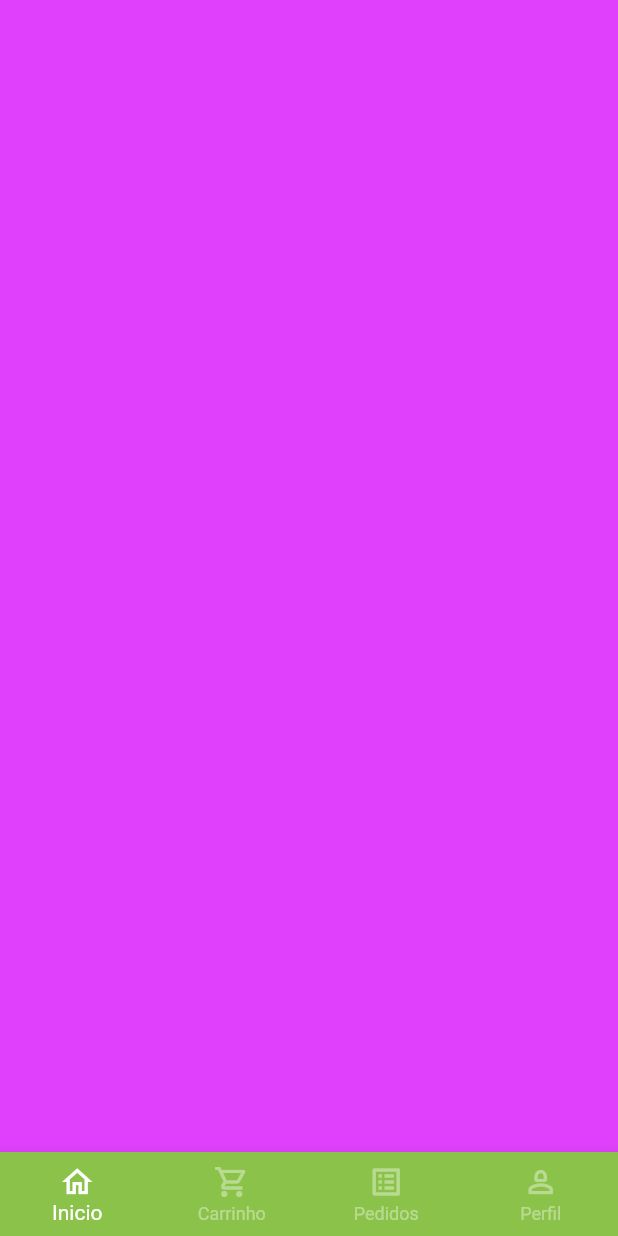
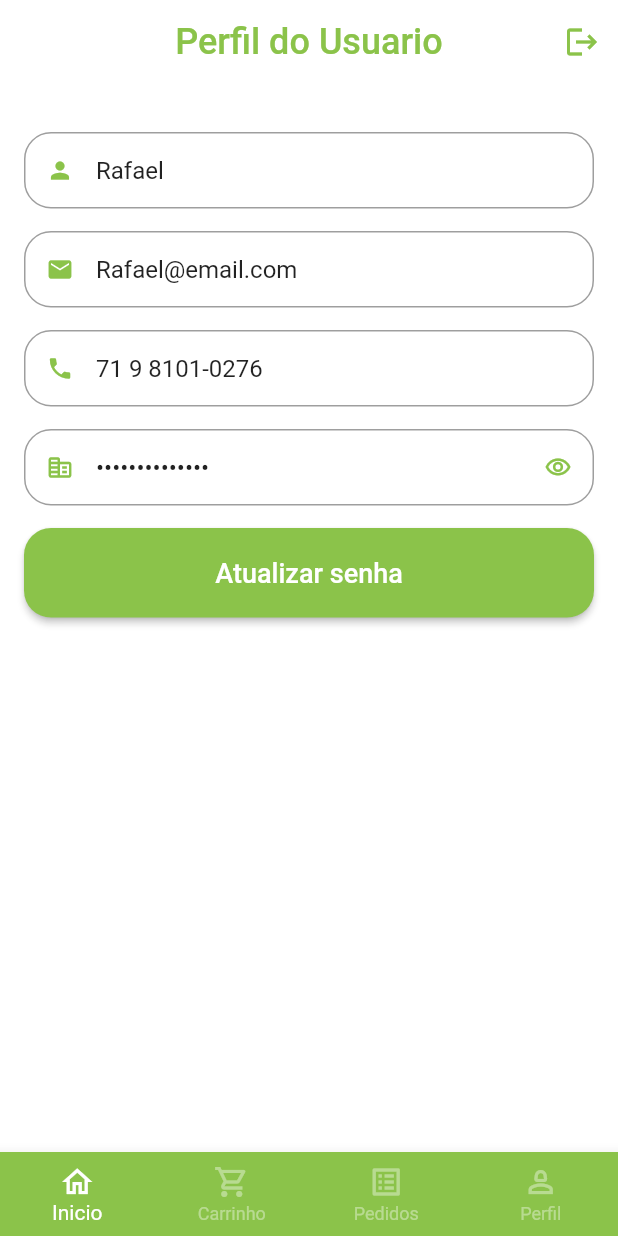
Before and after one commit to Raf-Alcides/greengrocer_mobile, a Flutter app: the BaseScreen screen opened directly, swiped to page 4, on a phone screen of 412 x 824 dp. Run offline on Flutter 3.47's test engine with Material 2 defaults, Android fonts, the phone set to English and light mode, and no system bars; our stand-ins replace animated_text_kit, flutter_screenutil, mask_text_input_formatter.

Commit message:
Tela de Perfil

```diff
--- a/lib/app/pages/components/cart/cart_tile.dart
+++ b/lib/app/components/cart/cart_tile.dart
@@ -2,7 +2,7 @@ import 'package:flutter/material.dart';
 import 'package:greengrocer_mobile/app/core/ui/extension/theme_extension.dart';
 import 'package:greengrocer_mobile/app/core/ui/services/utils_services.dart';
 import 'package:greengrocer_mobile/app/models/cart_item_model.dart';
-import 'package:greengrocer_mobile/app/pages/components/widgets/custom_quantity.dart';
+import 'package:greengrocer_mobile/app/components/widgets/custom_quantity.dart';
 
 class CartTile extends StatefulWidget {
 
--- a/lib/app/pages/components/home/card_tile.dart
+++ b/lib/app/components/home/card_tile.dart
@@ -2,7 +2,7 @@ import 'package:flutter/material.dart';
 import 'package:greengrocer_mobile/app/core/ui/extension/theme_extension.dart';
 import 'package:greengrocer_mobile/app/core/ui/services/utils_services.dart';
 import 'package:greengrocer_mobile/app/models/item_model.dart';
-import 'package:greengrocer_mobile/app/pages/home/product/product_screen.dart';
+import 'package:greengrocer_mobile/app/pages/base/home/product/product_screen.dart';
 
 class CardTile extends StatelessWidget {
   final ItemModel item;
--- a/lib/app/pages/components/auth/custom_text_field.dart
+++ b/lib/app/components/widgets/custom_text_field.dart
@@ -6,6 +6,8 @@ class CustomTextField extends StatefulWidget {
   final String hintText;
   final bool isSecret;
   final List<TextInputFormatter>? inputFormatters;
+  final String? initialValue;
+  final bool readOnly;
 
   const CustomTextField({
     Key? key,
@@ -13,6 +15,7 @@ class CustomTextField extends StatefulWidget {
     required this.hintText,
     this.isSecret = false,
     this.inputFormatters,
+    this.initialValue, this.readOnly = false,
   }) : super(key: key);
 
   @override
@@ -33,6 +36,8 @@ class _CustomTextFieldState extends State<CustomTextField> {
     return Padding(
       padding: const EdgeInsets.only(bottom: 15),
       child: TextFormField(
+        readOnly: widget.readOnly,
+        initialValue: widget.initialValue,
         inputFormatters: widget.inputFormatters,
         obscureText: isObscure,
         decoration: InputDecoration(
--- a/lib/app/core/app_data.dart
+++ b/lib/app/core/app_data.dart
@@ -1,4 +1,5 @@
 import 'package:greengrocer_mobile/app/models/item_model.dart';
+import 'package:greengrocer_mobile/app/models/user_model.dart';
 
 import '../models/cart_item_model.dart';
 
@@ -73,3 +74,11 @@ List<CartItemModel> cartItem = [
   CartItemModel(item: mamao, quantity: 2),
   CartItemModel(item: mango, quantity: 1),
 ];
+
+UserModel user = UserModel(
+  nome: 'Rafael',
+  email: 'Rafael@email.com',
+  telefone: '71 9 8101-0276',
+  senha: '',
+  cpf: '076.708.835-29',
+);
--- /dev/null
+++ b/lib/app/models/user_model.dart
@@ -0,0 +1,15 @@
+class UserModel {
+  final String nome;
+  final String email;
+  final String telefone;
+  final String senha;
+  final String cpf;
+
+  UserModel({
+    required this.nome,
+    required this.email,
+    required this.telefone,
+    required this.senha,
+    required this.cpf,
+  });
+}
--- a/lib/app/pages/auth/sign_in_screen.dart
+++ b/lib/app/pages/auth/sign_in_screen.dart
@@ -2,11 +2,11 @@ import 'package:animated_text_kit/animated_text_kit.dart';
 import 'package:flutter/material.dart';
 import 'package:greengrocer_mobile/app/pages/auth/sign_up_screen.dart';
 import 'package:greengrocer_mobile/app/pages/base/base_screen.dart';
-import 'package:greengrocer_mobile/app/pages/components/auth/custom_elevated_button.dart';
+import 'package:greengrocer_mobile/app/components/widgets/custom_elevated_button.dart';
 import 'package:greengrocer_mobile/app/core/ui/extension/size_screen_extension.dart';
 import 'package:greengrocer_mobile/app/core/ui/extension/theme_extension.dart';
 
-import '../components/auth/custom_text_field.dart';
+import '../../components/widgets/custom_text_field.dart';
 
 class SignInScreen extends StatelessWidget {
   const SignInScreen({super.key});
--- a/lib/app/pages/auth/sign_up_screen.dart
+++ b/lib/app/pages/auth/sign_up_screen.dart
@@ -1,9 +1,9 @@
 import 'package:flutter/material.dart';
-import 'package:greengrocer_mobile/app/pages/components/auth/custom_text_field.dart';
+import 'package:greengrocer_mobile/app/components/widgets/custom_text_field.dart';
 import 'package:greengrocer_mobile/app/core/ui/extension/theme_extension.dart';
 import 'package:mask_text_input_formatter/mask_text_input_formatter.dart';
 
-import '../components/auth/custom_elevated_button.dart';
+import '../../components/widgets/custom_elevated_button.dart';
 
 class SignUpScreen extends StatelessWidget {
   SignUpScreen({super.key});
--- a/lib/app/pages/base/base_screen.dart
+++ b/lib/app/pages/base/base_screen.dart
@@ -1,7 +1,8 @@
 import 'package:flutter/material.dart';
-import 'package:greengrocer_mobile/app/pages/cart/cart_tab.dart';
+import 'package:greengrocer_mobile/app/pages/base/cart/cart_tab.dart';
 
-import '../home/home_tab.dart';
+import 'home/home_tab.dart';
+import 'profile/profile_tab.dart';
 
 class BaseScreen extends StatefulWidget {
 const  BaseScreen({super.key});
@@ -26,9 +27,7 @@ class _BaseScreenState extends State<BaseScreen> {
           Container(
             color: Colors.pink,
           ),
-          Container(
-            color: Colors.purpleAccent,
-          ),
+          const ProfileTab()
         ],
       ),
       bottomNavigationBar: BottomNavigationBar(
--- a/lib/app/pages/cart/cart_tab.dart
+++ b/lib/app/pages/base/cart/cart_tab.dart
@@ -2,9 +2,9 @@ import 'package:flutter/material.dart';
 import 'package:greengrocer_mobile/app/core/ui/extension/theme_extension.dart';
 import 'package:greengrocer_mobile/app/core/ui/services/utils_services.dart';
 import 'package:greengrocer_mobile/app/models/cart_item_model.dart';
-import 'package:greengrocer_mobile/app/pages/components/auth/custom_elevated_button.dart';
-import '../../core/app_data.dart' as app_data;
-import '../components/cart/cart_tile.dart';
+import 'package:greengrocer_mobile/app/components/widgets/custom_elevated_button.dart';
+import '../../../core/app_data.dart' as app_data;
+import '../../../components/cart/cart_tile.dart';
 
 class CartTab extends StatefulWidget {
   const CartTab({super.key});
--- a/lib/app/pages/home/home_tab.dart
+++ b/lib/app/pages/base/home/home_tab.dart
@@ -2,9 +2,9 @@ import 'package:flutter/material.dart';
 import 'package:greengrocer_mobile/app/core/ui/extension/size_screen_extension.dart';
 import 'package:greengrocer_mobile/app/core/ui/extension/theme_extension.dart';
 
-import '../../core/app_data.dart' as app_data;
-import '../components/home/card_tile.dart';
-import '../components/home/category_tile.dart';
+import '../../../core/app_data.dart' as app_data;
+import '../../../components/home/card_tile.dart';
+import '../../../components/home/category_tile.dart';
 
 class HomeTab extends StatefulWidget {
   const HomeTab({super.key});
--- a/lib/app/pages/home/product/product_screen.dart
+++ b/lib/app/pages/base/home/product/product_screen.dart
@@ -2,8 +2,8 @@ import 'package:flutter/material.dart';
 import 'package:greengrocer_mobile/app/core/ui/extension/theme_extension.dart';
 import 'package:greengrocer_mobile/app/core/ui/services/utils_services.dart';
 import 'package:greengrocer_mobile/app/models/item_model.dart';
-import 'package:greengrocer_mobile/app/pages/components/auth/custom_elevated_button.dart';
-import '../../components/widgets/custom_quantity.dart';
+import 'package:greengrocer_mobile/app/components/widgets/custom_elevated_button.dart';
+import '../../../../components/widgets/custom_quantity.dart';
 
 class ProductScreen extends StatefulWidget {
   final ItemModel item;
--- /dev/null
+++ b/lib/app/pages/base/profile/profile_tab.dart
@@ -0,0 +1,85 @@
+import 'package:flutter/material.dart';
+import 'package:greengrocer_mobile/app/components/widgets/custom_elevated_button.dart';
+import 'package:greengrocer_mobile/app/components/widgets/custom_text_field.dart';
+import 'package:greengrocer_mobile/app/core/ui/extension/theme_extension.dart';
+import '../../../core/app_data.dart' as app_data;
+
+class ProfileTab extends StatefulWidget {
+  const ProfileTab({super.key});
+
+  @override
+  State<ProfileTab> createState() => _ProfileTabState();
+}
+
+class _ProfileTabState extends State<ProfileTab> {
+  @override
+  Widget build(BuildContext context) {
+    return Scaffold(
+      appBar: AppBar(
+        title: Text(
+          'Perfil do Usuario',
+          style: TextStyle(
+            color: context.primaryColor,
+            fontSize: 24,
+          ),
+        ),
+        actions: [
+          IconButton(
+            onPressed: () {},
+            icon: Icon(Icons.logout, color: context.primaryColor,),
+          )
+        ],
+      ),
+      body: ListView(
+        padding: const EdgeInsets.fromLTRB(16, 32, 16, 16),
+        children: [
+          CustomTextField(icon: Icons.person, hintText: 'nome', initialValue: app_data.user.nome, readOnly: true),
+          CustomTextField(icon: Icons.email, hintText: 'email', initialValue: app_data.user.email, readOnly: true,),
+          CustomTextField(icon: Icons.phone, hintText: 'telefone', initialValue: app_data.user.telefone, readOnly: true,),
+          CustomTextField(icon: Icons.corporate_fare_rounded, hintText: 'cpf', initialValue: app_data.user.cpf, isSecret: true, readOnly: true,),
+          CustomElevatedButton(text: 'Atualizar senha', onPressed: () {
+             updatePassword();
+          })
+        ],
+      ),
+    );
+
+
+  }
+
+  Future<bool?> updatePassword() {
+      return showDialog(context: context, builder: (context) {
+        return  Dialog(
+          shape: const RoundedRectangleBorder(
+            borderRadius: BorderRadius.all(Radius.circular(20))
+          ),
+          child: Stack(
+            children: [
+              Padding(
+                padding: const EdgeInsets.all(18.0),
+                child: Column(
+                  mainAxisSize: MainAxisSize.min,
+                  crossAxisAlignment: CrossAxisAlignment.stretch,
+                  children: [
+                    const Padding(
+                      padding: EdgeInsets.symmetric(vertical: 14),
+                      child: Text('Atualização de Senha', textAlign: TextAlign.center, style: TextStyle(fontSize: 18, fontWeight: FontWeight.bold)),
+                    ),
+                    const CustomTextField(icon: Icons.lock, hintText: 'Senha Atual', isSecret: true,),
+                    const CustomTextField(icon: Icons.lock, hintText: 'Nova Senha', isSecret: true,),
+                    const CustomTextField(icon: Icons.lock, hintText: 'Repita Nova Senha', isSecret: true,),
+                    CustomElevatedButton(text: 'Confirmar Senha', onPressed: () {})
+                  ],
+                ),
+              ),
+
+              Positioned(
+                child: IconButton(icon: const Icon(Icons.close), onPressed: () {
+                Navigator.of(context).pop();
+              } , alignment: Alignment.topRight,))
+            ],
+          ),
+        );
+      });
+    }
+}
```
Also changed, not shown: lib/app/components/home/category_tile.dart (renamed from lib/app/pages/components/home/category_tile.dart), lib/app/components/widgets/custom_elevated_button.dart (renamed from lib/app/pages/components/auth/custom_elevated_button.dart), lib/app/components/widgets/custom_quantity.dart (renamed from lib/app/pages/components/widgets/custom_quantity.dart).
